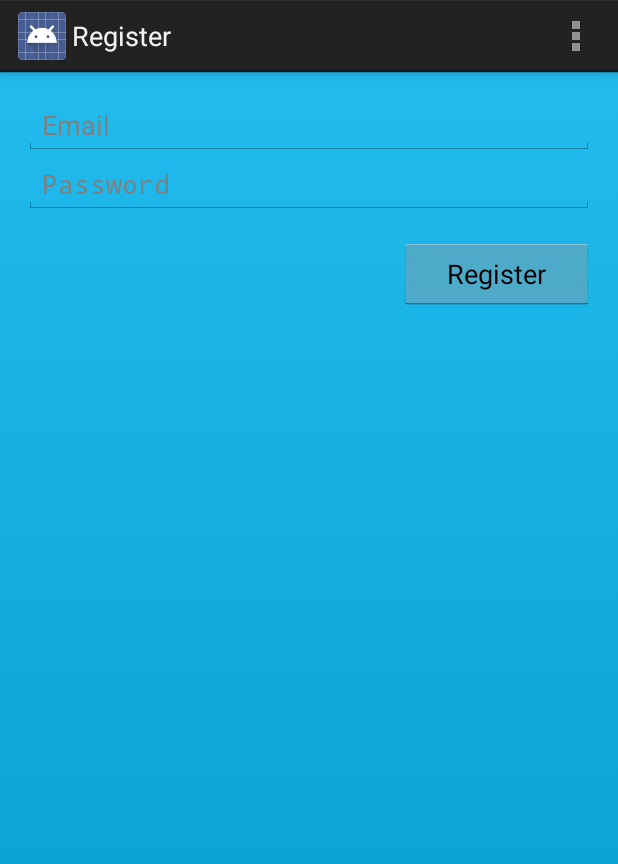
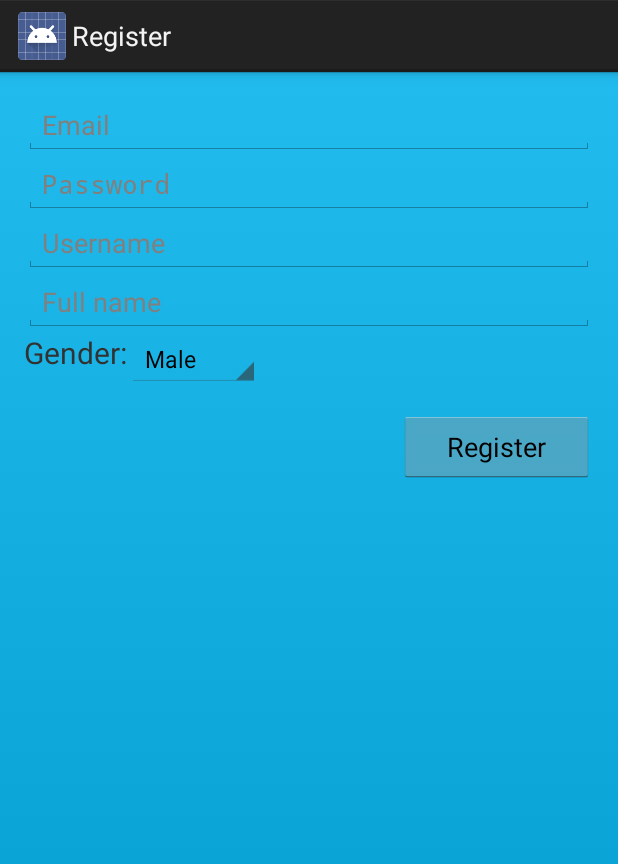
Before and after one commit to pkillian/MingleAPI, an Android app: the RegisterActivity screen opened directly, with no data from a screen before it, on a phone screen of 412 x 824 dp. Shown: the top 864 px of the screen. Run offline under Robolectric (Android 15) with nearby library versions, the phone set to English and light mode, and no system bars.

```diff
--- a/MingleAndroid/Mingle/src/main/java/com/aol/mingle/RegisterActivity.java
+++ b/MingleAndroid/Mingle/src/main/java/com/aol/mingle/RegisterActivity.java
@@ -12,7 +12,9 @@ import android.view.KeyEvent;
 import android.view.Menu;
 import android.view.View;
 import android.view.inputmethod.EditorInfo;
+import android.widget.ArrayAdapter;
 import android.widget.EditText;
+import android.widget.Spinner;
 import android.widget.TextView;
 
 /**
@@ -49,6 +51,7 @@ public class RegisterActivity extends Activity {
     private View mLoginFormView;
     private View mLoginStatusView;
     private TextView mLoginStatusMessageView;
+    private Spinner mGender;
 
     @Override
     protected void onCreate(Bundle savedInstanceState) {
@@ -58,10 +61,10 @@ public class RegisterActivity extends Activity {
 
         // Set up the login form.
         mEmail = getIntent().getStringExtra(EXTRA_EMAIL);
-        mEmailView = (EditText) findViewById(R.id.email);
+        mEmailView = (EditText) findViewById(R.id.register_email);
         mEmailView.setText(mEmail);
 
-        mPasswordView = (EditText) findViewById(R.id.password);
+        mPasswordView = (EditText) findViewById(R.id.register_password);
         mPasswordView.setOnEditorActionListener(new TextView.OnEditorActionListener() {
             @Override
             public boolean onEditorAction(TextView textView, int id, KeyEvent keyEvent) {
@@ -83,14 +86,16 @@ public class RegisterActivity extends Activity {
                 attemptLogin();
             }
         });
-    }
 
+        mGender = (Spinner) findViewById(R.id.register_gender);
+        ArrayAdapter<CharSequence> adapter = ArrayAdapter.createFromResource(
+                this,
+                R.array.gender_array,
+                android.R.layout.simple_spinner_item
+        );
 
-    @Override
-    public boolean onCreateOptionsMenu(Menu menu) {
-        super.onCreateOptionsMenu(menu);
-        getMenuInflater().inflate(R.menu.register, menu);
-        return true;
+        adapter.setDropDownViewResource(android.R.layout.simple_spinner_dropdown_item);
+        mGender.setAdapter(adapter);
     }
 
     /**
--- a/MingleAndroid/Mingle/src/main/res/layout/activity_main.xml
+++ b/MingleAndroid/Mingle/src/main/res/layout/activity_main.xml
@@ -3,7 +3,7 @@
     android:layout_width="match_parent"
     android:layout_height="match_parent"
     android:background="@drawable/main_background"
-    tools:context=".RegisterActivity">
+    tools:context=".MainActivity">
 
     <!-- The primary full-screen view. This can be replaced with whatever view
          is needed to present your content, e.g. VideoView, SurfaceView,
@@ -20,7 +20,7 @@
             android:layout_height="match_parent"
             android:layout_marginBottom="10dp"
             android:keepScreenOn="true"
-            android:textColor="#101010"
+            android:textColor="@color/black"
             android:textStyle="bold"
             android:textSize="50sp"
             android:gravity="center"
--- a/MingleAndroid/Mingle/src/main/res/layout/activity_register.xml
+++ b/MingleAndroid/Mingle/src/main/res/layout/activity_register.xml
@@ -37,7 +37,7 @@
             android:orientation="vertical">
 
             <EditText
-                android:id="@+id/email"
+                android:id="@+id/register_email"
                 android:singleLine="true"
                 android:maxLines="1"
                 android:layout_width="match_parent"
@@ -46,7 +46,7 @@
                 android:hint="@string/prompt_email" />
 
             <EditText
-                android:id="@+id/password"
+                android:id="@+id/register_password"
                 android:singleLine="true"
                 android:maxLines="1"
                 android:layout_width="match_parent"
@@ -57,7 +57,46 @@
                 android:imeActionId="@+id/login"
                 android:imeOptions="actionUnspecified" />
 
+            <EditText
+                android:id="@+id/register_userName"
+                android:layout_width="match_parent"
+                android:layout_height="wrap_content"
+                android:singleLine="true"
+                android:maxLines="1"
+                android:hint="@string/prompt_userName"/>
 
+            <EditText
+                android:id="@+id/register_fullName"
+                android:layout_width="match_parent"
+                android:layout_height="wrap_content"
+                android:singleLine="true"
+                android:maxLines="1"
+                android:hint="@string/prompt_fullName"/>
+
+            <LinearLayout
+                android:layout_width="match_parent"
+                android:layout_height="wrap_content"
+                android:orientation="horizontal">
+
+                <TextView
+                    android:layout_width="wrap_content"
+                    android:layout_height="match_parent"
+                    android:text="@string/prompt_gender"
+                    android:layout_gravity="center_vertical"
+                    android:textSize="20sp"/>
+
+                <Spinner
+                    android:id="@+id/register_gender"
+                    android:layout_width="wrap_content"
+                    android:layout_height="match_parent"
+                    android:layout_gravity="center_vertical"/>
+
+            </LinearLayout>
+
+            <ListView
+                android:id="@+id/register_topics"
+                android:layout_width="match_parent"
+                android:layout_height="wrap_content" />
 
             <Button android:id="@+id/register_button"
                 android:layout_width="wrap_content"
--- a/MingleAndroid/Mingle/src/main/res/menu/register.xml
+++ /dev/null
@@ -1,7 +0,0 @@
-<menu xmlns:android="http://schemas.android.com/apk/res/android"
-    xmlns:tools="http://schemas.android.com/tools"
-    tools:context=".${activityClass}">
-    <item android:id="@+id/action_forgot_password"
-        android:title="@string/action_forgot_password"
-        android:showAsAction="never" />
-</menu>
--- a/MingleAndroid/Mingle/src/main/res/values/colors.xml
+++ b/MingleAndroid/Mingle/src/main/res/values/colors.xml
@@ -1,5 +1,6 @@
 <resources>
 
+    <color name="black">#101010</color>
     <color name="black_overlay">#66000000</color>
     <color name="clear_overlay">#00000000</color>
 
--- /dev/null
+++ b/MingleAndroid/Mingle/src/main/res/values/strings_activity_profile.xml
@@ -0,0 +1,6 @@
+<?xml version="1.0" encoding="utf-8"?>
+<resources>
+
+    <string name="title_activity_profile">Profile</string>
+
+</resources>
--- a/MingleAndroid/Mingle/src/main/res/values/strings_activity_register.xml
+++ b/MingleAndroid/Mingle/src/main/res/values/strings_activity_register.xml
@@ -1,19 +1,31 @@
 <resources>
-        <string name="title_activity_register">Register</string>
+    <string name="title_activity_register">Register</string>
 
     <!-- Strings related to login -->
+    <string name="prompt_userName">Username</string>
+    <string name="prompt_fullName">Full name</string>
     <string name="prompt_email">Email</string>
     <string name="prompt_password">Password</string>
+    <string name="prompt_gender">Gender:</string>
 
     <string name="action_register">Register</string>
     <string name="action_register_short">Register</string>
 
     <string name="action_forgot_password">Recover lost password</string>
 
-    <string name="register_progress_text">Signing in&#8230;</string>
+    <string name="register_progress_text">Registering&#8230;</string>
 
     <string name="error_invalid_email">This email address is invalid</string>
     <string name="error_invalid_password">This password is too short</string>
     <string name="error_incorrect_password">This password is incorrect</string>
     <string name="error_field_required">This field is required</string>
+
+    <string-array name="gender_array">
+        <item>Male</item>
+        <item>Female</item>
+    </string-array>
+
+    <string-array name="topics_array">
+        <item></item>
+    </string-array>
 </resources>
```
Also changed, not shown: MingleAndroid/Mingle/src/main/AndroidManifest.xml (+11 -0 lines), MingleAndroid/Mingle/src/main/java/com/aol/mingle/ProfileActivity.java (added, +55 -0 lines), MingleAndroid/Mingle/src/main/res/layout/activity_profile.xml (added, +24 -0 lines).
